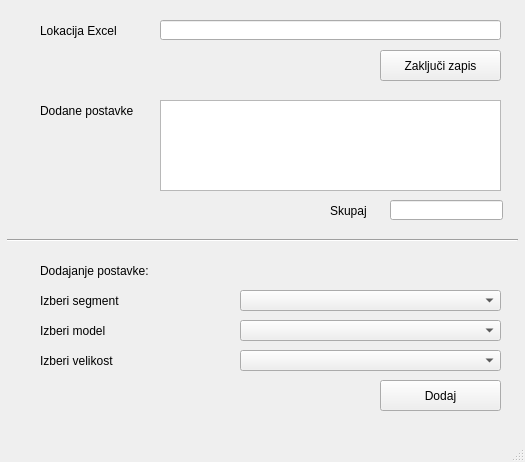
First picture: the form in REAM.ui, repository rokmokorel/program-projektant, before the edit.
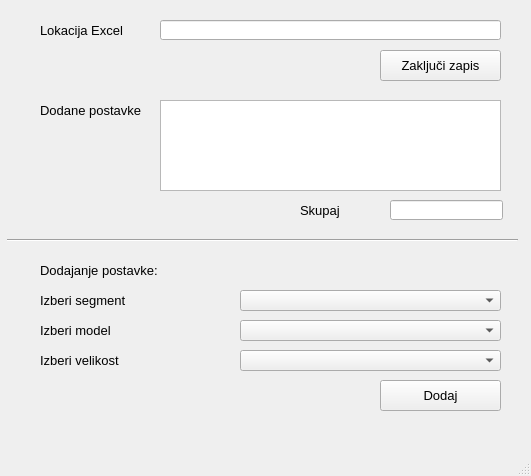
Second picture: the form after the edit.

What changed in the file:
```diff
--- a/REAM.ui
+++ b/REAM.ui
@@ -6,10 +6,15 @@
    <rect>
     <x>0</x>
     <y>0</y>
-    <width>525</width>
-    <height>462</height>
+    <width>531</width>
+    <height>476</height>
    </rect>
   </property>
+  <property name="font">
+   <font>
+    <pointsize>10</pointsize>
+   </font>
+  </property>
   <property name="windowTitle">
    <string>MainWindow</string>
   </property>
@@ -29,7 +34,7 @@
      <rect>
       <x>40</x>
       <y>290</y>
-      <width>91</width>
+      <width>131</width>
       <height>21</height>
      </rect>
     </property>
@@ -42,7 +47,7 @@
      <rect>
       <x>40</x>
       <y>320</y>
-      <width>91</width>
+      <width>111</width>
       <height>21</height>
      </rect>
     </property>
@@ -91,10 +96,16 @@
      <rect>
       <x>40</x>
       <y>20</y>
-      <width>91</width>
+      <width>111</width>
       <height>21</height>
      </rect>
     </property>
+    <property name="font">
+     <font>
+      <family>MS Shell Dlg 2</family>
+      <pointsize>10</pointsize>
+     </font>
+    </property>
     <property name="text">
      <string>Lokacija Excel</string>
     </property>
@@ -147,7 +158,7 @@
      <rect>
       <x>40</x>
       <y>350</y>
-      <width>81</width>
+      <width>121</width>
       <height>21</height>
      </rect>
     </property>
@@ -194,9 +205,9 @@
    <widget class="QLabel" name="skupajLb">
     <property name="geometry">
      <rect>
-      <x>330</x>
+      <x>300</x>
       <y>200</y>
-      <width>41</width>
+      <width>71</width>
       <height>21</height>
      </rect>
     </property>
```
Left out of the diff: 4 changed lines with no effect on the pictures.
